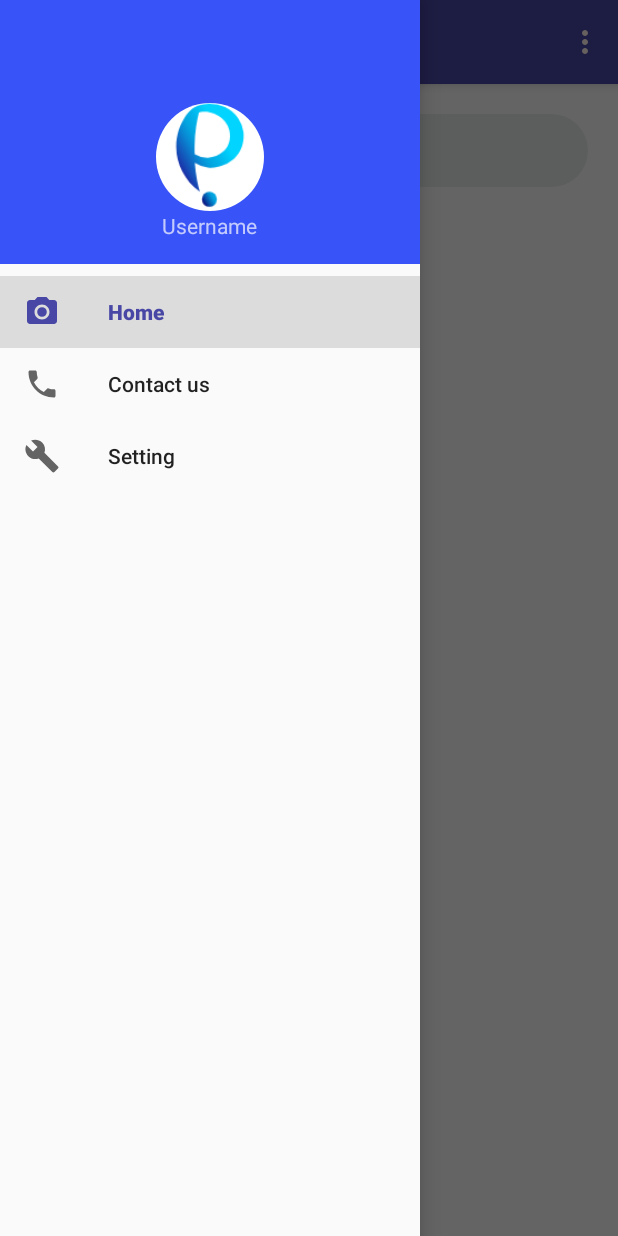
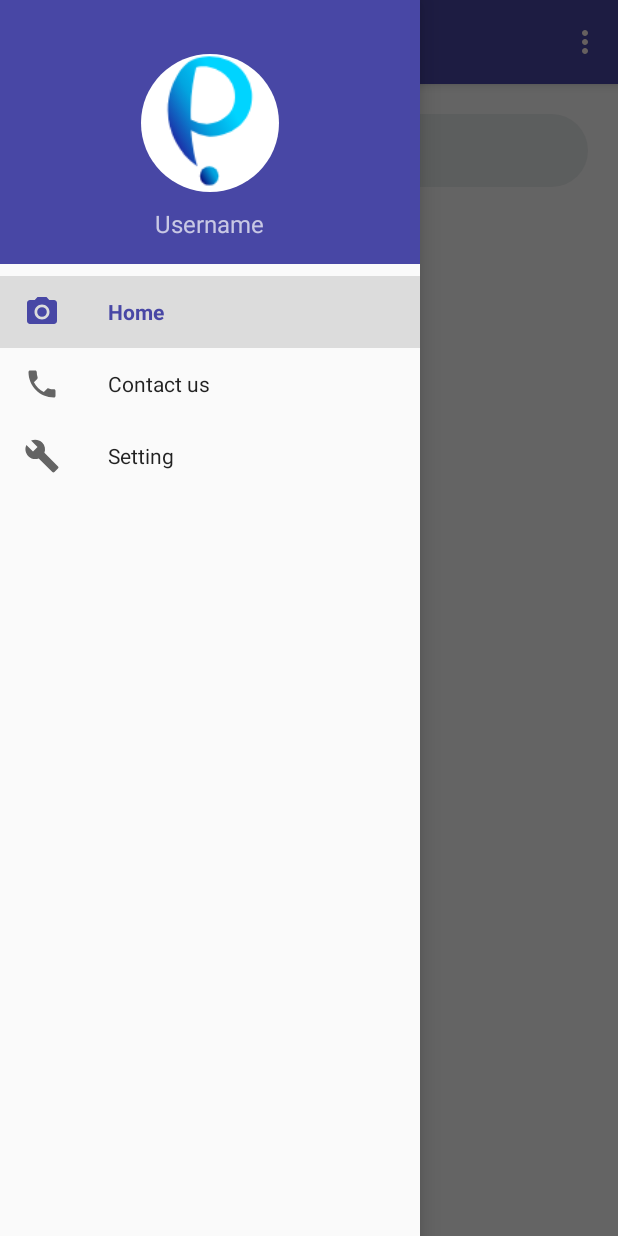
Before and after one commit to maijsp/penquiz, an Android app: the MainActivity screen opened directly, with no data from a screen before it, with the side drawer open, on a phone screen of 412 x 824 dp. Run offline under Robolectric (Android 15) with nearby library versions, the phone set to English and light mode, and no system bars; our stand-ins replace CircleImageView, Firebase (no records; nobody signed in at launch, a user with empty details on screens opened directly), Picasso, navigation-ui; pictures from the network do not load; 3 statements that could not run were skipped.

Commit message:
fixed bugs changing language

```diff
--- a/app/src/main/res/layout/nav_header_main.xml
+++ b/app/src/main/res/layout/nav_header_main.xml
@@ -3,7 +3,7 @@
     xmlns:app="http://schemas.android.com/apk/res-auto"
     android:layout_width="match_parent"
     android:layout_height="@dimen/nav_header_height"
-    android:background="@color/lightblue"
+    android:background="@color/blueshade"
     android:gravity="bottom"
     android:orientation="vertical"
     android:paddingLeft="@dimen/activity_horizontal_margin"
@@ -14,8 +14,8 @@
 
     <de.hdodenhof.circleimageview.CircleImageView
         android:id="@+id/camera_image"
-        android:layout_width="80dp"
-        android:layout_height="80dp"
+        android:layout_width="100dp"
+        android:layout_height="100dp"
         android:layout_gravity="center"
         android:contentDescription="@string/nav_header_desc"
         android:paddingTop="@dimen/nav_header_vertical_spacing"
@@ -25,7 +25,10 @@
         android:id="@+id/user_email"
         android:layout_width="wrap_content"
         android:layout_height="wrap_content"
+        android:textSize="16dp"
+        android:layout_marginTop="10dp"
         android:layout_gravity="center"
+        android:fontFamily="@font/dmsans"
         android:text="@string/Show_username"/>
 
 </LinearLayout>
--- a/app/src/main/res/menu/activity_main_drawer.xml
+++ b/app/src/main/res/menu/activity_main_drawer.xml
@@ -27,6 +27,6 @@
         <item
             android:id="@+id/nav_profile"
             android:icon="@drawable/ic_menu_manage"
-            android:title="@string/setting_profiel" />
+            android:title="@string/setting_profile" />
     </group>
 </menu>
--- a/app/src/main/res/navigation/mobile_navigation.xml
+++ b/app/src/main/res/navigation/mobile_navigation.xml
@@ -44,12 +44,12 @@
     <fragment
         android:id="@+id/nav_contact"
         android:name="com.example.penquiz.ui.contactus.ContactFragment"
-        android:label="Contact us"
+        android:label="@string/contact_us"
         tools:layout="@layout/fragment_contactus" />
 
     <fragment
         android:id="@+id/nav_profile"
         android:name="com.example.penquiz.ui.setting.SettingFragment"
-        android:label="Setting"
+        android:label="@string/setting_profile"
         tools:layout="@layout/fragment_profile" />
 </navigation>
--- a/app/src/main/res/values/strings.xml
+++ b/app/src/main/res/values/strings.xml
@@ -90,7 +90,7 @@
     <string name="textfeedback">write feedback</string>
     <string name="contact_us">Contact us</string>
     <!--    Setting fragment -->
-    <string name="setting_profiel">Setting</string>
+    <string name="setting_profile">Setting</string>
 
     <!--    QuizActivity-->
     <string name="back">back</string>
--- a/app/src/main/res/values/styles.xml
+++ b/app/src/main/res/values/styles.xml
@@ -8,17 +8,22 @@
         <item name="colorAccent">@color/colorAccent</item>
         <item name="windowActionBar">false</item>
         <item name="windowNoTitle">true</item>
+        <item name="fontFamily">@font/dmsans</item>
     </style>
 
     <style name="QuizActivity" parent="Theme.AppCompat.Light.DarkActionBar">
         <item name="colorPrimary">@color/blueshade</item>
         <item name="colorPrimaryDark">@color/blueshade</item>
         <item name="colorAccent">@color/colorAccent</item>
+        <item name="fontFamily">@font/dmsans</item>
+
     </style>
 
     <style name="MyMaterialTheme" parent="Theme.AppCompat.Light.NoActionBar">
         <item name="windowNoTitle">true</item>
         <item name="windowActionBar">false</item>
+        <item name="fontFamily">@font/dmsans</item>
+
     </style>
 
     <style name="ResultActivity" parent="Theme.AppCompat.Light.NoActionBar">
@@ -27,6 +32,8 @@
         <item name="colorPrimary">@color/blueshade</item>
         <item name="colorPrimaryDark">@color/blueshade</item>
         <item name="colorAccent">@color/colorAccent</item>
+        <item name="fontFamily">@font/dmsans</item>
+
     </style>
 
     <style name="AppTheme.AppBarOverlay" parent="ThemeOverlay.AppCompat.Dark.ActionBar">
```
Also changed, not shown: app/src/main/java/com/example/penquiz/MainActivity.kt (+11 -12 lines), 1 other file.
